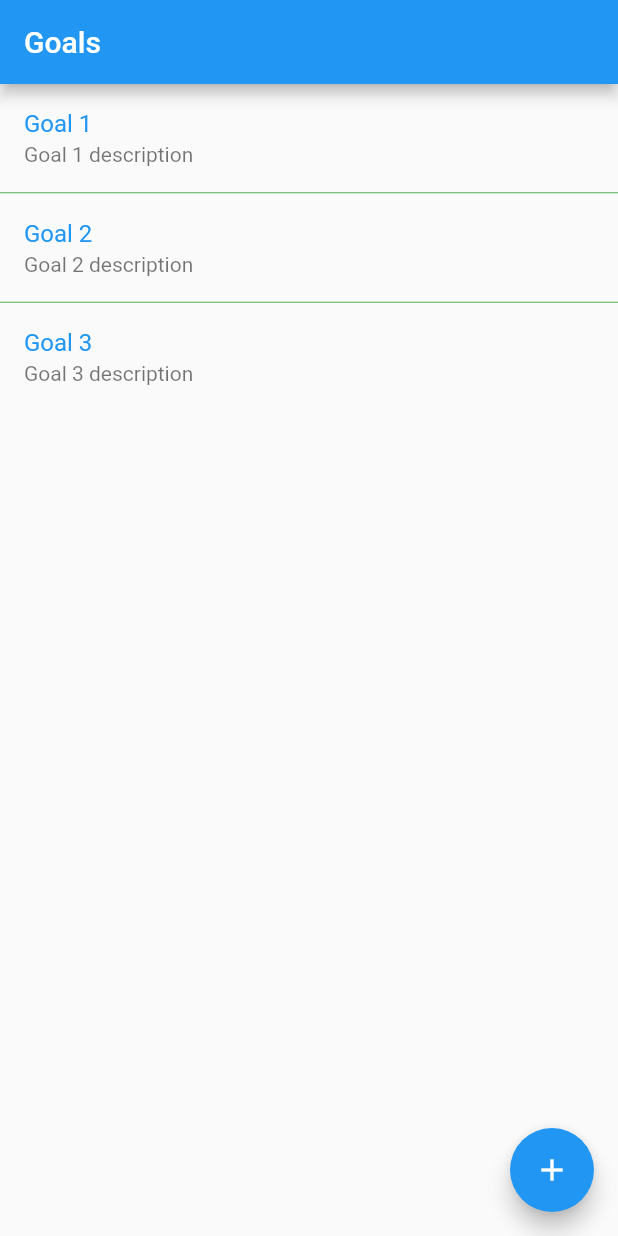
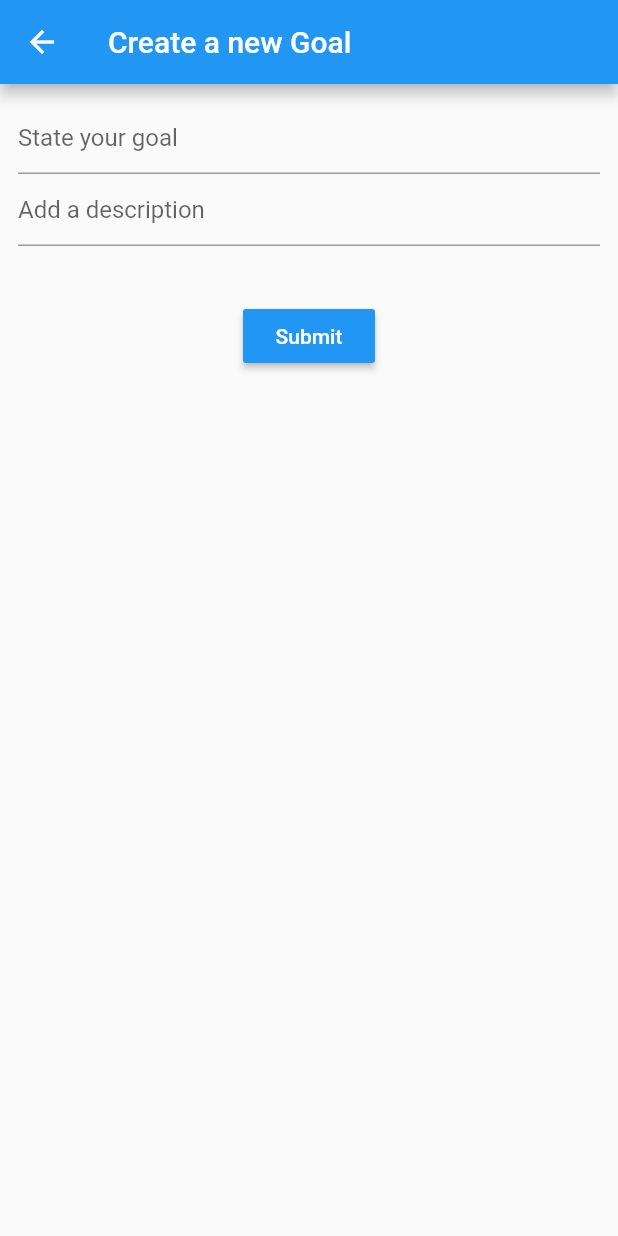
Before and after one commit to adenzil/Goal-Tracker, a Flutter app: the screen it shows after launch, after a tap on the "add" icon, on a phone screen of 412 x 824 dp. Run offline on Flutter 3.47's test engine with Material 2 defaults, Android fonts, the phone set to English and light mode, and no system bars.

Commit message:
added goal page, modify and delete support

```diff
--- a/lib/models/goal_for_listing.dart
+++ b/lib/models/goal_for_listing.dart
@@ -1,5 +1,5 @@
 class GoalForListing {
-  String id;
+  int id;
   String name;
   String description;
   DateTime startDate;
--- a/lib/views/goal_list.dart
+++ b/lib/views/goal_list.dart
@@ -1,21 +1,23 @@
 import 'package:flutter/material.dart';
 import 'package:goal_tracker/models/goal_for_listing.dart';
+import 'package:goal_tracker/views/goal_delete.dart';
+import 'package:goal_tracker/views/goal_modify.dart';
 
 final goals = [
   new GoalForListing(
-    id: "1",
+    id: 1,
     name: "Goal 1",
     description: "Goal 1 description",
     duration: 7,
   ),
   new GoalForListing(
-    id: "2",
+    id: 2,
     name: "Goal 2",
     description: "Goal 2 description",
     duration: 21,
   ),
   new GoalForListing(
-    id: "3",
+    id: 3,
     name: "Goal 3",
     description: "Goal 3 description",
     duration: 30,
@@ -30,17 +32,45 @@ class GoalList extends StatelessWidget {
         title: Text('Goals'),
       ),
       floatingActionButton: FloatingActionButton(
-        onPressed: () {},
+        onPressed: () {
+          Navigator.of(context)
+              .push(MaterialPageRoute(builder: (_) => GoalModify()));
+        },
         child: Icon(Icons.add),
       ),
       body: ListView.separated(
         itemBuilder: (_, i) {
-          return ListTile(
-            title: Text(
-              goals[i].name,
-              style: TextStyle(color: Theme.of(context).primaryColor),
+          return Dismissible(
+            key: ValueKey(goals[i].id),
+            direction: DismissDirection.startToEnd,
+            onDismissed: (direction) {},
+            confirmDismiss: (direction) async {
+              final result = await showDialog(
+                  context: context, builder: (_) => GoalDelete());
+              return result;
+            },
+            child: ListTile(
+              title: Text(
+                goals[i].name,
+                style: TextStyle(color: Theme.of(context).primaryColor),
+              ),
+              subtitle: Text(goals[i].description),
+              onTap: () {
+                Navigator.of(context).push(MaterialPageRoute(
+                    builder: (_) => GoalModify(id: goals[i].id)));
+              },
             ),
-            subtitle: Text(goals[i].description),
+            background: Container(
+              color: Colors.red,
+              padding: EdgeInsets.only(left: 16),
+              child: Align(
+                child: Icon(
+                  Icons.delete,
+                  color: Colors.white,
+                ),
+                alignment: Alignment.centerLeft,
+              ),
+            ),
           );
         },
         itemCount: goals.length,
--- /dev/null
+++ b/lib/views/goal_modify.dart
@@ -0,0 +1,37 @@
+import 'package:flutter/material.dart';
+
+class GoalModify extends StatelessWidget {
+  final int id;
+  bool get isEditing => id != null;
+
+  GoalModify({this.id});
+
+  @override
+  Widget build(BuildContext context) {
+    return Scaffold(
+      appBar: AppBar(
+        title: Text(isEditing ? "Modify your Goal" : "Create a new Goal"),
+      ),
+      body: Padding(
+        padding: EdgeInsets.all(12.0),
+        child: Column(
+          children: <Widget>[
+            TextField(
+              decoration: InputDecoration(hintText: "State your goal"),
+            ),
+            TextField(
+              decoration: InputDecoration(hintText: "Add a description"),
+            ),
+            Padding(padding: EdgeInsets.only(top: 36.0)),
+            RaisedButton(
+                child: Text("Submit", style: TextStyle(color: Colors.white)),
+                color: Theme.of(context).primaryColor,
+                onPressed: () {
+                  Navigator.of(context).pop();
+                })
+          ],
+        ),
+      ),
+    );
+  }
+}
```
Also changed, not shown: lib/views/goal_delete.dart (added, +24 -0 lines).
